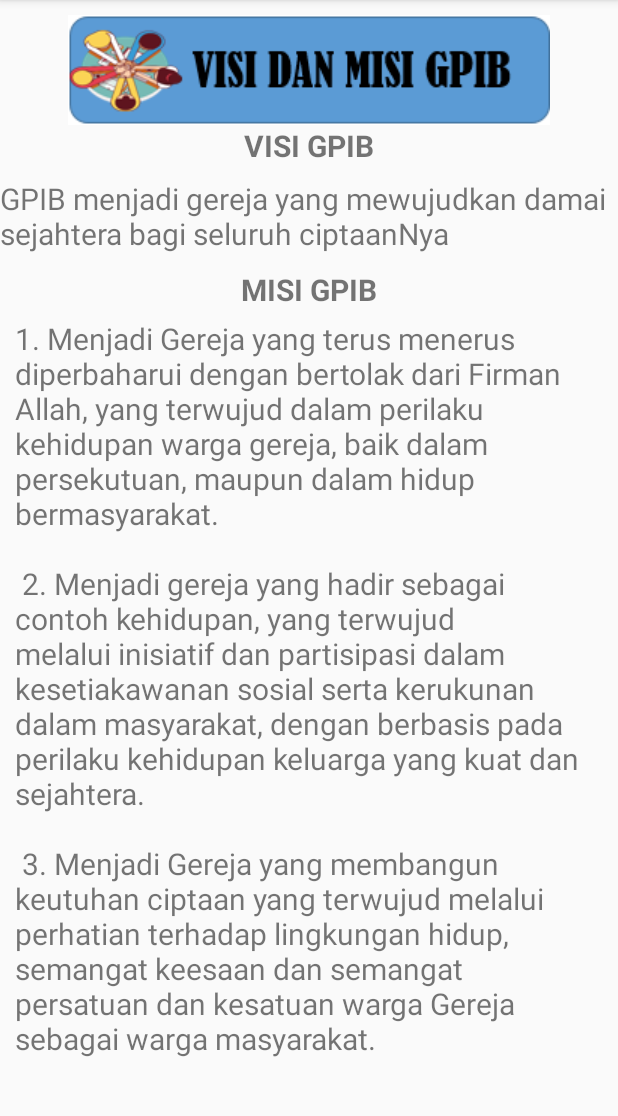
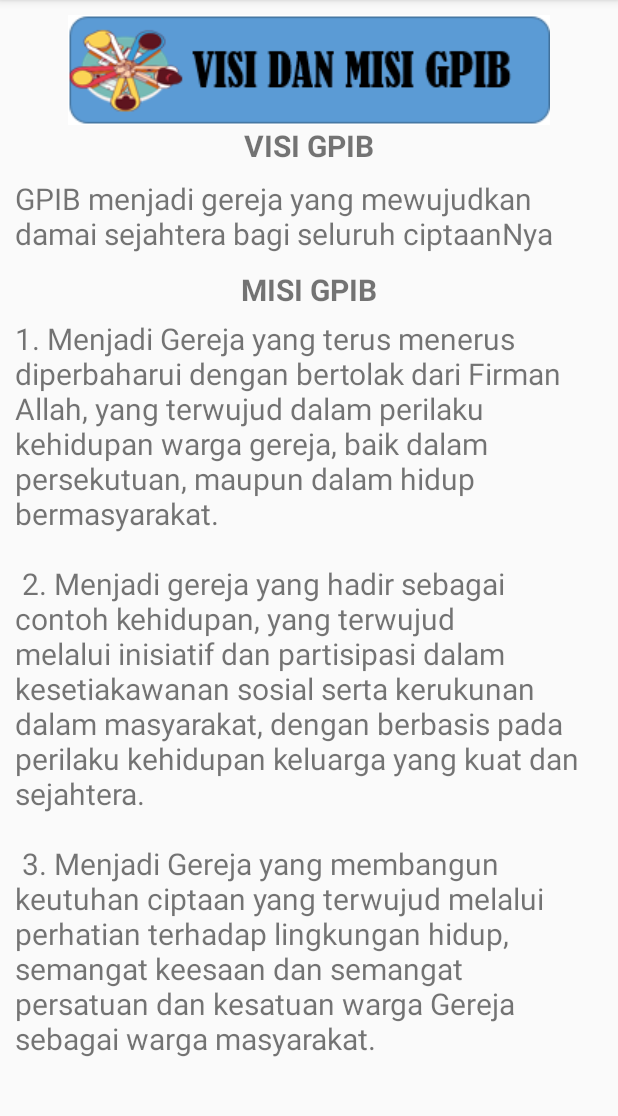
Before and after one commit to osvaldoerens/pelitahidup, an Android app: the VisiMisiActivity screen opened directly, with no data from a screen before it, on a phone screen of 412 x 824 dp, the part 84-1200 px from its top. Run offline under Robolectric (Android 15) with nearby library versions, the phone set to English and light mode, and no system bars.

Commit message:
update visi misi

```diff
--- a/app/src/main/java/pelitahidup/gpib/pelitahidup/MainActivity.java
+++ b/app/src/main/java/pelitahidup/gpib/pelitahidup/MainActivity.java
@@ -36,6 +36,8 @@
 
     @Override
     public void onClick(View view) {
+
+        //button pindah intent
         switch (view.getId()){
             case R.id.btn_visimisi:
                 Intent btnMoveVS = new Intent(MainActivity.this, VisiMisiActivity.class);
--- a/app/src/main/res/layout/activity_visi_misi.xml
+++ b/app/src/main/res/layout/activity_visi_misi.xml
@@ -37,6 +37,8 @@
             android:id="@+id/textView"
             android:layout_width="match_parent"
             android:layout_height="wrap_content"
+            android:layout_marginRight="10dp"
+            android:layout_marginLeft="10dp"
             android:text="VISI GPIB"
             android:textAlignment="center"
             android:textSize="20dp"
@@ -48,6 +50,8 @@
             android:id="@+id/visi"
             android:layout_width="match_parent"
             android:layout_height="wrap_content"
+            android:layout_marginLeft="10dp"
+            android:layout_marginRight="10dp"
             android:layout_marginTop="8dp"
             android:text="@string/visi"
             android:textSize="20sp"
@@ -59,6 +63,8 @@
             android:layout_width="match_parent"
             android:layout_height="wrap_content"
             android:layout_marginTop="10dp"
+            android:layout_marginRight="10dp"
+            android:layout_marginLeft="10dp"
             android:text="MISI GPIB"
             android:textAlignment="center"
             android:textSize="20dp"
```
